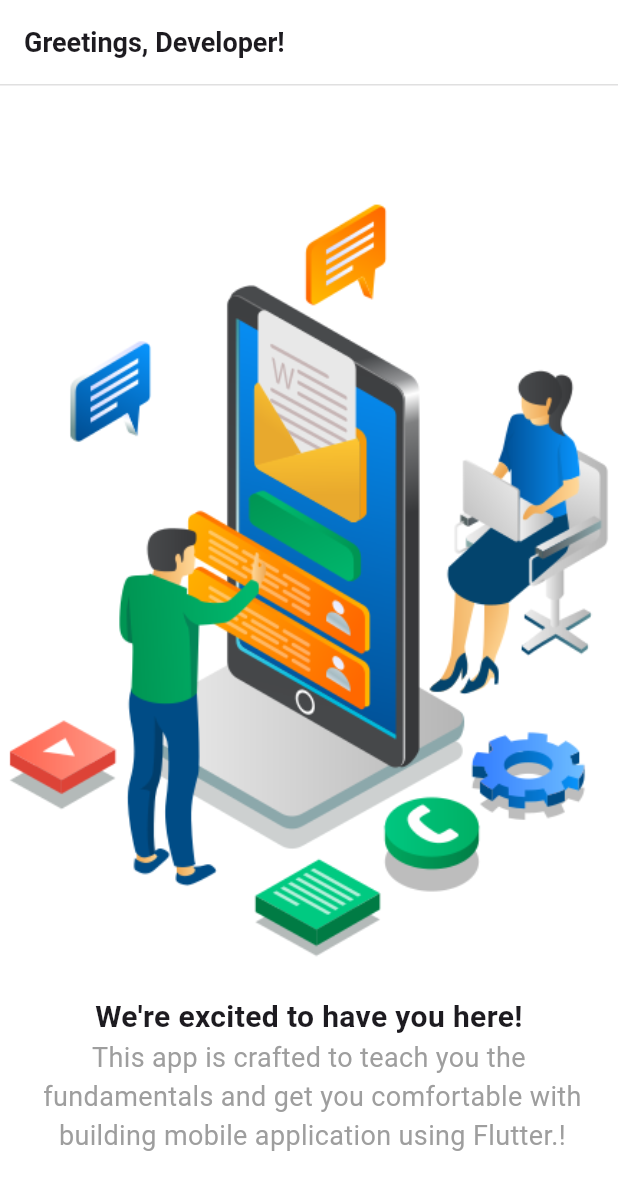
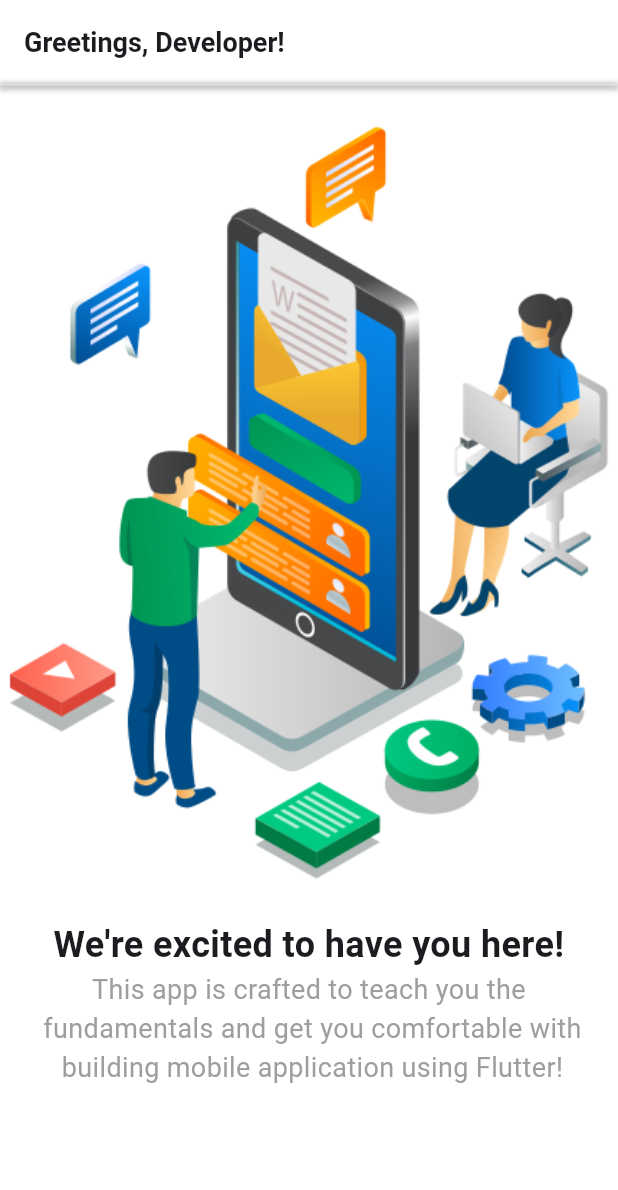
Before and after one commit to lakshitagit22/App, a Flutter app: the screen it shows after launch, on a phone screen of 412 x 824 dp. Shown: the top 1190 px of the screen. Run offline on Flutter 3.47's test engine with Material 3 defaults, Android fonts, the phone set to English and light mode, and no system bars.

Commit message:
changes made successfully

```diff
--- a/lib/main.dart
+++ b/lib/main.dart
@@ -27,7 +27,7 @@ class WelcomePage extends StatelessWidget {
           children: [
             Text(
               'Greetings, Developer!',
-              style: TextStyle(fontSize: 18,fontWeight: FontWeight.bold), // Adjust font size as needed
+              style: TextStyle(fontSize: 18, fontWeight: FontWeight.bold), // Adjust font size as needed
             ),
           ],
         ),
@@ -37,8 +37,18 @@ class WelcomePage extends StatelessWidget {
         bottom: PreferredSize(
           preferredSize: Size.fromHeight(1.0), // Height of the bottom border line
           child: Container(
-            color: Colors.grey[300], // Color of the bottom border line
             height: 1.0, // Thickness of the bottom border line
+            decoration: BoxDecoration(
+              color: Colors.grey[300], // Color of the bottom border line
+              boxShadow: [
+                BoxShadow(
+                  color: Colors.black.withOpacity(0.4),
+                  spreadRadius: 1,
+                  blurRadius: 3,
+                  offset: Offset(0, 1), // Shadow position
+                ),
+              ],
+            ),
           ),
         ),
       ),
@@ -48,18 +58,25 @@ class WelcomePage extends StatelessWidget {
           child: Column(
             mainAxisAlignment: MainAxisAlignment.center,
             children: <Widget>[
-              // Image.asset('assets/images/welcome_background.png'), // Image asset
-              Image(
-                image:AssetImage('assets/images/welcome_background.png'),
+              // Reduced padding to lift the image and text closer together
+              Padding(
+                padding: const EdgeInsets.only(top: 2.0), // Reduced from 20.0
+                child: Image(
+                  image: AssetImage('assets/images/welcome_background.png'),
+                ),
               ),
+              SizedBox(height: 1), // Reduced space between image and text
               Text.rich(
                 TextSpan(
                   children: [
                     TextSpan(
                       text: 'We\'re excited to have you here!\n',
-                      style: TextStyle(fontSize: 20,fontWeight: FontWeight.bold),
+                      style: TextStyle(fontSize: 24, fontWeight: FontWeight.bold),
                     ),
-
+                    TextSpan(
+                      text: '\n', // Use a newline or space character
+                      style: TextStyle(fontSize: 0), // Zero size to make it invisible
+                    ),
                     TextSpan(
                       text: 'This app is crafted to teach you the\n ',
                       style: TextStyle(fontSize: 18, color: Colors.grey),
@@ -69,13 +86,14 @@ class WelcomePage extends StatelessWidget {
                       style: TextStyle(fontSize: 18, color: Colors.grey),
                     ),
                     TextSpan(
-                      text: 'building mobile application using Flutter.!',
+                      text: 'building mobile application using Flutter!',
                       style: TextStyle(fontSize: 18, color: Colors.grey),
                     ),
                   ],
                 ),
                 textAlign: TextAlign.center, // Optional: center the entire text block
-              )
+              ),
+              SizedBox(height: 100), // Adjust this value as needed for spacing below the text
             ],
           ),
         ),
```
Also changed, not shown: 1 other file.
